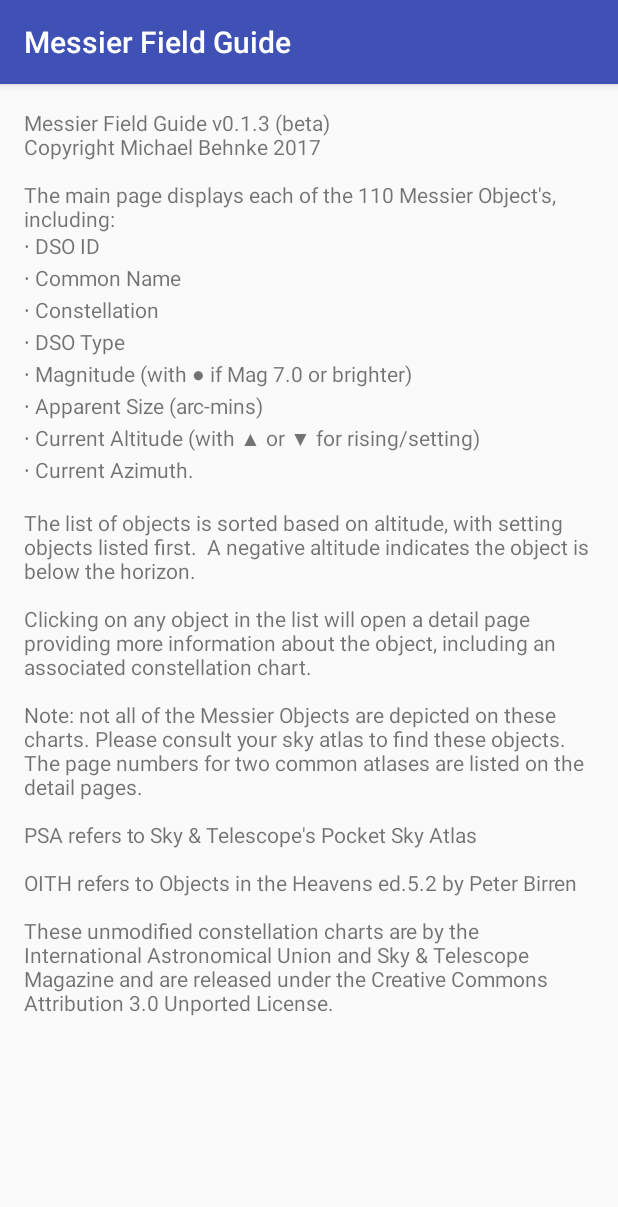
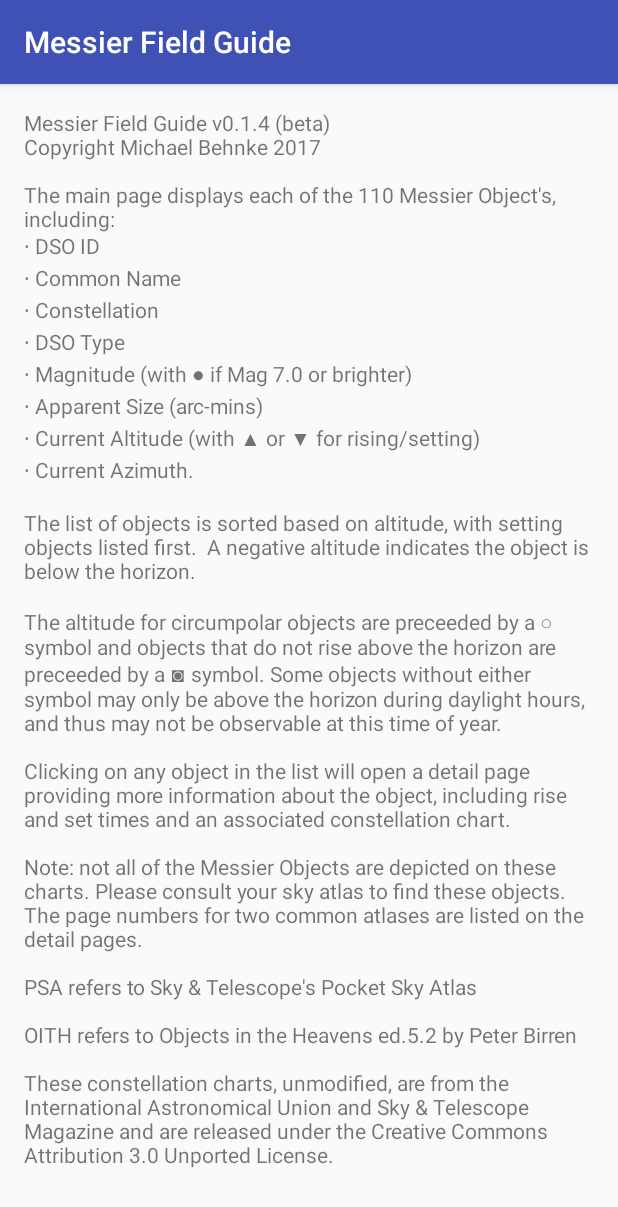
Before and after one commit to MTBehnke/NightSkyGuide, an Android app: the AppInfoActivity screen opened directly, with no data from a screen before it, on a phone screen of 412 x 824 dp. Shown: the top 1207 px of the screen. Run offline under Robolectric (Android 15) with nearby library versions, the phone set to English and light mode, and no system bars.

Commit message:
Resolves #17 Resolves #18 Revised v0.1.4 (beta)

```diff
--- a/app/src/main/java/com/mikesrv9a/nightskyguide/AppInfoActivity.java
+++ b/app/src/main/java/com/mikesrv9a/nightskyguide/AppInfoActivity.java
@@ -22,7 +22,7 @@ public class AppInfoActivity extends AppCompatActivity {
     protected void onStart() {
         super.onStart();
         TextView appInfo = (TextView)findViewById(R.id.app_info_text);
-        String infoText = "Messier Field Guide v0.1.3 (beta)\n" +
+        String infoText = "Messier Field Guide v0.1.4 (beta)\n" +
                 "Copyright Michael Behnke 2017\n\n" +
                 "The main page displays each of the 110 Messier Object's, including:\n" +
                 "∙ DSO ID\n∙ Common Name\n"+
@@ -32,15 +32,19 @@ public class AppInfoActivity extends AppCompatActivity {
                 "The list of objects is sorted based on altitude, with setting "+
                 "objects listed first.  A negative altitude indicates the object " +
                 "is below the horizon.\n\n" +
+                "The altitude for circumpolar objects are preceeded by a ○ symbol and " +
+                "objects that do not rise above the horizon are preceeded by a ◙ symbol. " +
+                "Some objects without either symbol may only be above the horizon during " +
+                "daylight hours, and thus may not be observable at this time of year.\n\n" +
                 "Clicking on any object in the list will open a detail page "+
-                "providing more information about the object, including an "+
-                "associated constellation chart.\n\n" +
+                "providing more information about the object, including rise and set times "+
+                "and an associated constellation chart.\n\n" +
                 "Note: not all of the Messier Objects are depicted on these charts. " +
                 "Please consult your sky atlas to find these objects.  The page numbers " +
                 "for two common atlases are listed on the detail pages.\n\n" +
                 "PSA refers to Sky & Telescope's Pocket Sky Atlas\n\n" +
                 "OITH refers to Objects in the Heavens ed.5.2 by Peter Birren\n\n" +
-                "These unmodified constellation charts are by the " +
+                "These constellation charts, unmodified, are from the " +
                 "International Astronomical Union and Sky & Telescope Magazine and "+
                 "are released under the Creative Commons Attribution 3.0 Unported License. ";
 
--- a/app/src/main/java/com/mikesrv9a/nightskyguide/DetailFragment.java
+++ b/app/src/main/java/com/mikesrv9a/nightskyguide/DetailFragment.java
@@ -39,6 +39,8 @@ public class DetailFragment extends Fragment {
     private TextView oithTextView; // displays dsObject's OITH pages
     private TextView altTextView; // displays dsObject's altitude
     private TextView azTextView; // displays dsObject's azimuth
+    private TextView riseTextView;  // displays dsObject's rise time
+    private TextView setTextView;  // displays  dsObject's set time
 
     private ImageView constImageView; // displays dsObject's constellation image
     private Bitmap constImage;
@@ -75,6 +77,8 @@ public class DetailFragment extends Fragment {
         oithTextView = (TextView) view.findViewById(R.id.oithTextView);
         altTextView = (TextView) view.findViewById(R.id.altTextView);
         azTextView = (TextView) view.findViewById(R.id.azTextView);
+        riseTextView = (TextView) view.findViewById(R.id.riseTextView);
+        setTextView = (TextView) view.findViewById(R.id.setTextView);
 
 
         // set the TextViews
@@ -93,6 +97,8 @@ public class DetailFragment extends Fragment {
         oithTextView.setText(dsObject.getDsoOITH());
         altTextView.setText((Integer.toString((int)Math.round(dsObject.getDsoAlt()))) + "°");
         azTextView.setText((Integer.toString((int)Math.round(dsObject.getDsoAz()))) + "°");
+        riseTextView.setText(dsObject.getDsoRiseTimeStr());
+        setTextView.setText(dsObject.getDsoSetTimeStr());
 
         // display constellation image
         String constName = "images/" + dsObject.getDsoConst() + ".gif";
--- a/app/src/main/res/values/strings.xml
+++ b/app/src/main/res/values/strings.xml
@@ -36,6 +36,8 @@
     <string name="label_observed">Observed:</string>
     <string name="label_alt">Altitude:</string>
     <string name="label_az">Azimuth:</string>
+    <string name="label_rise">Rise Time:</string>
+    <string name="label_set">Set Time:</string>
     <string name="title_activity_settings">SettingsActivity</string>
     <string name="title_activity_app_info">AppInfoActivity</string>
     <string name="default_latitude">44.1971</string>
```
Also changed, not shown: app/src/main/java/com/mikesrv9a/nightskyguide/AstroCalc.java (+12 -1 lines), app/src/main/java/com/mikesrv9a/nightskyguide/DSObject.java (+38 -6 lines), app/src/main/java/com/mikesrv9a/nightskyguide/DSObjectsClickAdapter.java (+7 -1 lines), app/src/main/res/layout/fragment_details.xml (+34 -3 lines).
